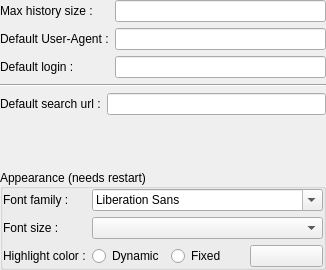
Qt form app/ui/settingsmanager/qqgeneralsettings.ui (dguihal/quteqoin) before a commit.
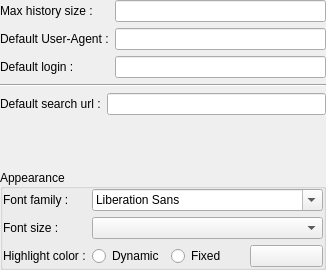
The same form after that commit.

The edit to the form file:
```diff
--- a/app/ui/settingsmanager/qqgeneralsettings.ui
+++ b/app/ui/settingsmanager/qqgeneralsettings.ui
@@ -140,7 +140,7 @@
       </sizepolicy>
      </property>
      <property name="title">
-      <string>Appearance (needs restart)</string>
+      <string>Appearance</string>
      </property>
      <property name="alignment">
       <set>Qt::AlignLeading|Qt::AlignLeft|Qt::AlignVCenter</set>
```
